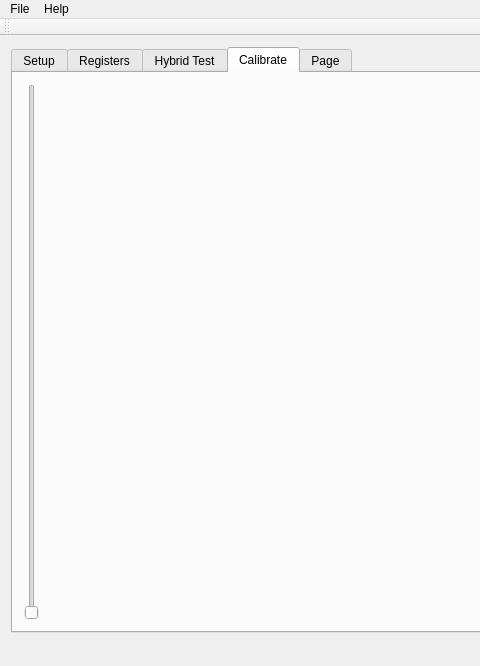
tristandupree/Ph2_ACF, file GUI/View/mainview.ui: the form before one commit; both pictures show x 0 to 480 and y 0 to 666 of the 845 by 666 pixel window.
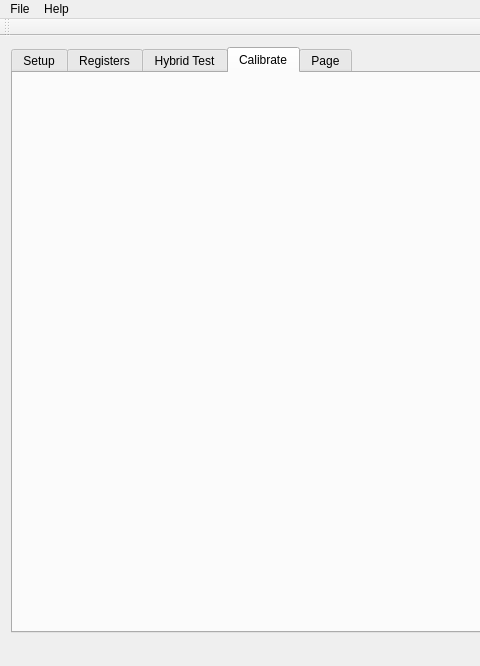
The form after the commit.

What changed in the file:
```diff
--- a/GUI/View/mainview.ui
+++ b/GUI/View/mainview.ui
@@ -56,15 +56,7 @@
        </attribute>
        <layout class="QVBoxLayout" name="verticalLayout_6">
         <item>
-         <layout class="QVBoxLayout" name="loCalibrate">
-          <item>
-           <widget class="QSlider" name="verticalSlider">
-            <property name="orientation">
-             <enum>Qt::Vertical</enum>
-            </property>
-           </widget>
-          </item>
-         </layout>
+         <layout class="QVBoxLayout" name="loCalibrate"/>
         </item>
        </layout>
       </widget>
```
